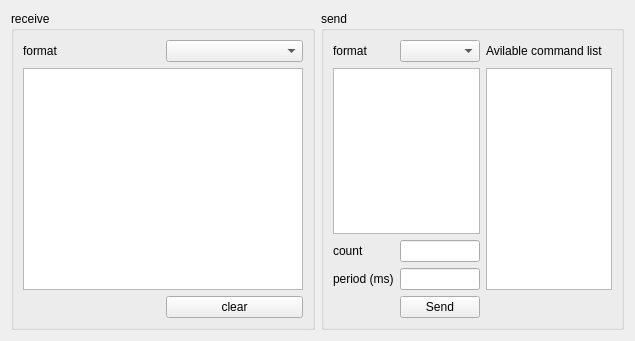
First picture: the form in source/device/formcomdevicebase.ui, repository novdot/ComControl, before the edit.
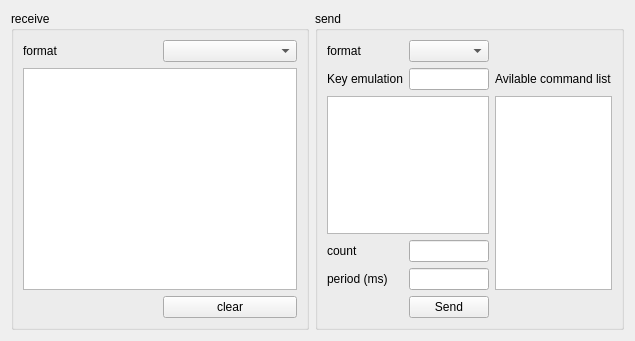
Second picture: the form after the edit.

Commit message: Доработан функционал - отключен сброс в 0 счетчика при отключении - отображение ошибки при отправки если порт неподключен - добавлен функционал host emulation

```diff
--- a/source/device/formcomdevicebase.ui
+++ b/source/device/formcomdevicebase.ui
@@ -96,13 +96,23 @@
       <item row="2" column="2" rowspan="3">
        <widget class="QListWidget" name="listWidget_slave_list"/>
       </item>
-      <item row="0" column="2">
+      <item row="1" column="0">
+       <widget class="QLabel" name="label_6">
+        <property name="text">
+         <string>Key emulation</string>
+        </property>
+       </widget>
+      </item>
+      <item row="1" column="2">
        <widget class="QLabel" name="label_5">
         <property name="text">
          <string>Avilable command list</string>
         </property>
        </widget>
       </item>
+      <item row="1" column="1">
+       <widget class="QLineEdit" name="lineEdit_keyemulation"/>
+      </item>
      </layout>
     </widget>
    </item>
```
The commit also changes 3 other files.
